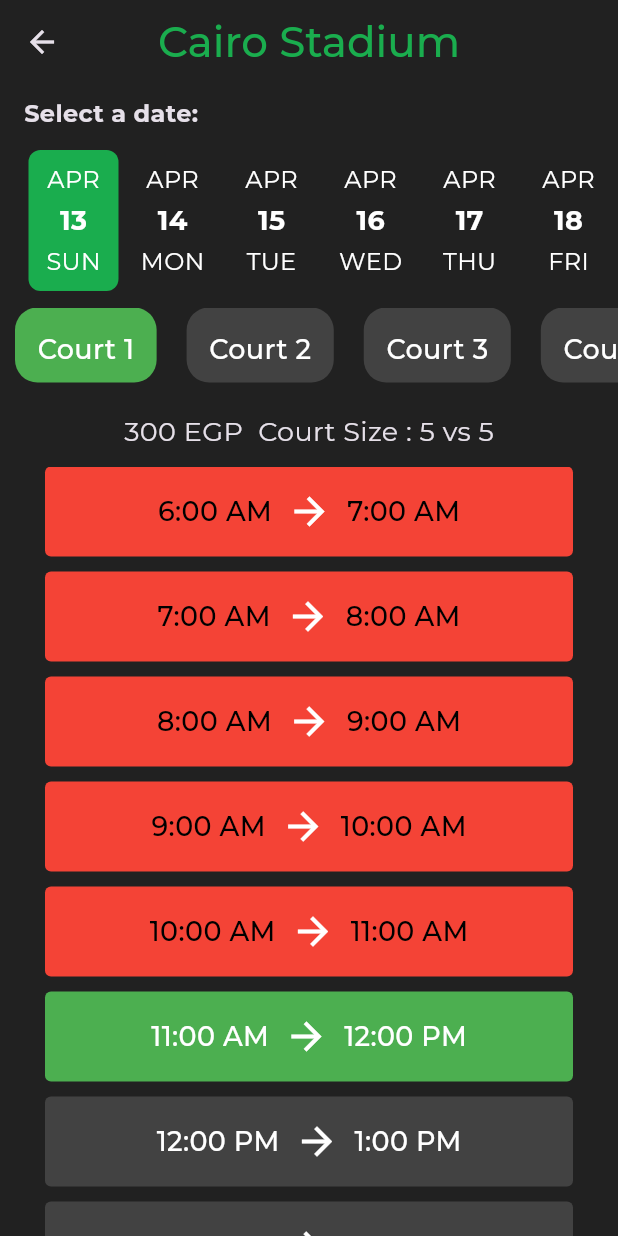
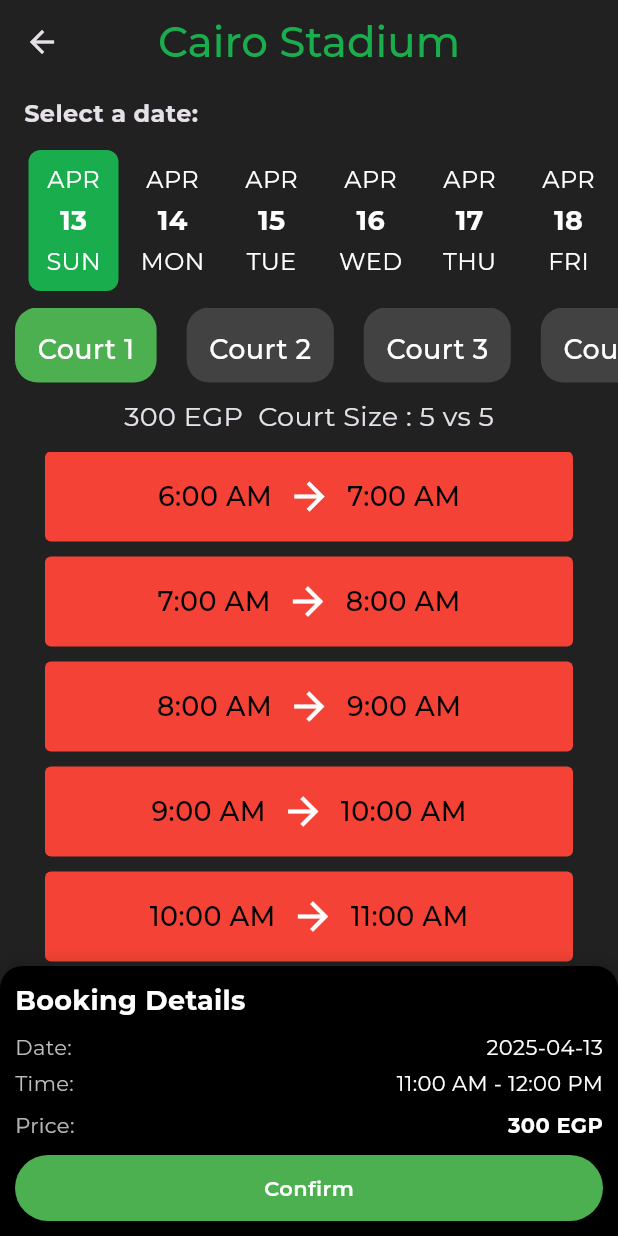
Before and after one commit to Yousef15abdelmenam/Graduation_Project, a Flutter app: the BookingViewBody screen opened directly, after a tap on an icon or button, on a phone screen of 412 x 824 dp. Run offline on Flutter 3.47's test engine with Material 3 defaults, Android fonts, the phone set to English and light mode, and no system bars; drawn by our look-alikes of date_picker_timeline; our stand-ins replace bloc, dartz, dio, equatable, flutter_bloc, font_awesome_flutter and 5 more; missing offline and left inert: font_awesome_icon_class; network calls fail.

Commit message:
adding bottom confirmation with some logic

```diff
--- a/lib/features/booking/presentation/manager/booking_cubit/booking_cubit.dart
+++ b/lib/features/booking/presentation/manager/booking_cubit/booking_cubit.dart
@@ -21,7 +21,12 @@ class BookingCubit extends Cubit<BookingState> {
     if (state is BookingSelection) {
       final current = state as BookingSelection;
       final timeSlots = generateTimeSlots(selectedDate);
-      emit(current.copyWith(date: selectedDate, timeSlots: timeSlots));
+     emit(current.copyWith(
+  date: selectedDate,
+  timeSlots: timeSlots,
+  selectedTimeIndices: [],
+));
+
     }
   }
 
@@ -29,7 +34,12 @@ class BookingCubit extends Cubit<BookingState> {
     if (state is BookingSelection) {
       final current = state as BookingSelection;
       final timeSlots = generateTimeSlots(current.date);
-      emit(current.copyWith(courtIndex: courtIndex, timeSlots: timeSlots));
+      emit(current.copyWith(
+  courtIndex: courtIndex,
+  timeSlots: timeSlots,
+  selectedTimeIndices: [],
+));
+
     }
   }
 
@@ -40,13 +50,17 @@ class BookingCubit extends Cubit<BookingState> {
     }
   }
 
-  void updateDate(DateTime date) {
-    if (state is BookingSelection) {
-      final current = state as BookingSelection;
-      final timeSlots = generateTimeSlots(date);
-      emit(current.copyWith(date: date, timeSlots: timeSlots));
-    }
+void updateDate(DateTime date) {
+  if (state is BookingSelection) {
+    final current = state as BookingSelection;
+    final timeSlots = generateTimeSlots(date);
+    emit(current.copyWith(
+      date: date,
+      timeSlots: timeSlots,
+      selectedTimeIndices: [],
+    ));
   }
+}
 
   void updateBooking(DateTime date, int courtIndex) {
     final timeSlots = generateTimeSlots(date);
--- a/lib/features/booking/presentation/views/widgets/booking_view_body.dart
+++ b/lib/features/booking/presentation/views/widgets/booking_view_body.dart
@@ -2,6 +2,7 @@ import 'package:flutter/material.dart';
 import 'package:flutter_bloc/flutter_bloc.dart';
 import 'package:graduation_project/constants.dart';
 import 'package:graduation_project/features/booking/presentation/manager/booking_cubit/booking_cubit.dart';
+import 'package:graduation_project/features/booking/presentation/views/widgets/bottom_booking_confirmation.dart';
 import 'package:graduation_project/features/facilities/presentation/views/widgets/date_picker.dart';
 
 class BookingViewBody extends StatefulWidget {
@@ -15,12 +16,7 @@ class _BookingViewBodyState extends State<BookingViewBody> {
   int? selectedCourtIndex = 0;
   List<int> selectedTimeIndices = [];
 
-  List<String> courts = [
-    "Court 1",
-    "Court 2",
-    "Court 3",
-    "Court 4"
-  ];
+  List<String> courts = ["Court 1", "Court 2", "Court 3", "Court 4"];
 
   @override
   void initState() {
@@ -48,14 +44,11 @@ class _BookingViewBodyState extends State<BookingViewBody> {
       body: BlocBuilder<BookingCubit, BookingState>(builder: (context, state) {
         DateTime selectedDate = DateTime.now();
         int selectedCourt = 0;
+        List<Map<String, String>> timeSlots = [];
 
         if (state is BookingSelection) {
           selectedDate = state.date;
           selectedCourt = state.courtIndex;
-        }
-
-        List<Map<String, String>> timeSlots = [];
-        if (state is BookingSelection) {
           timeSlots = state.timeSlots;
         }
 
@@ -72,8 +65,11 @@ class _BookingViewBodyState extends State<BookingViewBody> {
                     onTap: () {
                       setState(() {
                         selectedCourtIndex = index;
+                        selectedTimeIndices.clear(); // Reset selected times
                       });
-                      context.read<BookingCubit>().updateCourt(selectedCourtIndex ?? 0);
+                      context
+                          .read<BookingCubit>()
+                          .updateCourt(selectedCourtIndex ?? 0);
                     },
                     child: Container(
                       alignment: Alignment.center,
@@ -81,8 +77,8 @@ class _BookingViewBodyState extends State<BookingViewBody> {
                       padding: const EdgeInsets.all(15),
                       decoration: BoxDecoration(
                         color: selectedCourtIndex == index
-                            ? Colors.green // Keep original color for selected court
-                            : Colors.grey[800], // Keep original color for other courts
+                            ? Colors.green
+                            : Colors.grey[800],
                         borderRadius: BorderRadius.circular(15),
                       ),
                       child: Text(
@@ -98,7 +94,7 @@ class _BookingViewBodyState extends State<BookingViewBody> {
                 },
               ),
             ),
-            const SizedBox(height: 20),
+            const SizedBox(height: 10),
             const Row(
               mainAxisAlignment: MainAxisAlignment.center,
               children: [
@@ -119,8 +115,8 @@ class _BookingViewBodyState extends State<BookingViewBody> {
                       selectedDate.year == DateTime.now().year;
                   bool isPastTime = isToday &&
                       context.read<BookingCubit>().isPastTimeSlot(startTime);
-
-                  bool isBooked = context.read<BookingCubit>().isSlotBooked(selectedDate, selectedCourtIndex ?? 0, index);
+                  bool isBooked = context.read<BookingCubit>().isSlotBooked(
+                      selectedDate, selectedCourtIndex ?? 0, index);
 
                   return GestureDetector(
                     onTap: isPastTime || isBooked
@@ -131,12 +127,10 @@ class _BookingViewBodyState extends State<BookingViewBody> {
                                 selectedTimeIndices.remove(index);
                               } else {
                                 selectedTimeIndices.add(index);
-                                context.read<BookingCubit>().bookSlot(
-                                  selectedCourtIndex ?? 0,
-                                  selectedDate,
-                                  index,
-                                );
                               }
+                              context
+                                  .read<BookingCubit>()
+                                  .updateSelectedTimes(selectedTimeIndices);
                             });
                           },
                     child: Column(
@@ -149,7 +143,7 @@ class _BookingViewBodyState extends State<BookingViewBody> {
                             color: isPastTime
                                 ? Colors.red
                                 : selectedTimeIndices.contains(index)
-                                    ? Colors.green // Green for selected time slot
+                                    ? Colors.green
                                     : Colors.grey[800],
                             borderRadius: BorderRadius.circular(4),
                           ),
@@ -161,9 +155,8 @@ class _BookingViewBodyState extends State<BookingViewBody> {
                                 style: TextStyle(
                                   fontSize: 18,
                                   fontWeight: FontWeight.w500,
-                                  color: isPastTime
-                                      ? Colors.black
-                                      : Colors.white,
+                                  color:
+                                      isPastTime ? Colors.black : Colors.white,
                                 ),
                               ),
                               const SizedBox(width: 10),
@@ -175,21 +168,24 @@ class _BookingViewBodyState extends State<BookingViewBody> {
                                 style: TextStyle(
                                   fontSize: 18,
                                   fontWeight: FontWeight.w500,
-                                  color: isPastTime
-                                      ? Colors.black
-                                      : Colors.white,
+                                  color:
+                                      isPastTime ? Colors.black : Colors.white,
                                 ),
                               ),
                             ],
                           ),
                         ),
-                        const SizedBox(height: 10)
+                        const SizedBox(height: 10),
                       ],
                     ),
                   );
                 },
               ),
             ),
+
+            // 👇 Bottom confirmation container
+if (selectedTimeIndices.isNotEmpty)
+BottomBookingConfirmation(selectedDate: selectedDate, timeSlots: timeSlots, selectedTimeIndices: selectedTimeIndices)
           ],
         );
       }),
--- /dev/null
+++ b/lib/features/booking/presentation/views/widgets/bottom_booking_confirmation.dart
@@ -0,0 +1,127 @@
+import 'package:flutter/material.dart';
+
+class BottomBookingConfirmation extends StatelessWidget {
+  const BottomBookingConfirmation({
+    super.key,
+    required this.selectedDate,
+    required this.timeSlots,
+    required this.selectedTimeIndices,
+  });
+
+  final DateTime selectedDate;
+  final List<Map<String, String>> timeSlots;
+  final List<int> selectedTimeIndices;
+
+  @override
+  Widget build(BuildContext context) {
+    return Container(
+      width: double.infinity,
+      padding: const EdgeInsets.all(10),
+      decoration: BoxDecoration(
+        color: Colors.black,
+        borderRadius: const BorderRadius.only(
+          topLeft: Radius.circular(15),
+          topRight: Radius.circular(15),
+        ),
+        boxShadow: [
+          BoxShadow(
+            color: Colors.black12,
+            blurRadius: 8,
+            spreadRadius: 2,
+            offset: Offset(0, -2),
+          ),
+        ],
+      ),
+      child: SingleChildScrollView( // Added scroll for dynamic content
+        child: Column(
+          crossAxisAlignment: CrossAxisAlignment.start,
+          children: [
+            // Title
+            const Text(
+              'Booking Details',
+              style: TextStyle(
+                fontSize: 18,
+                fontWeight: FontWeight.bold,
+                color: Colors.white,
+              ),
+            ),
+            const SizedBox(height: 8),
+
+            // Date and time details (condensed)
+            Row(
+              mainAxisAlignment: MainAxisAlignment.spaceBetween,
+              children: [
+                Text(
+                  'Date:',
+                  style: TextStyle(color: Colors.grey[400]),
+                ),
+                Text(
+                  '${selectedDate.toLocal().toString().split(' ')[0]}',
+                  style: const TextStyle(color: Colors.white),
+                ),
+              ],
+            ),
+            const SizedBox(height: 4),
+            Row(
+              mainAxisAlignment: MainAxisAlignment.spaceBetween,
+              children: [
+                Text(
+                  'Time:',
+                  style: TextStyle(color: Colors.grey[400]),
+                ),
+                Text(
+                  '${timeSlots[selectedTimeIndices.first]['start']} - ${timeSlots[selectedTimeIndices.last]['end']}',
+                  style: const TextStyle(color: Colors.white),
+                ),
+              ],
+            ),
+            const SizedBox(height: 8),
+
+            // Price info and button in a condensed form
+            Row(
+              mainAxisAlignment: MainAxisAlignment.spaceBetween,
+              children: const [
+                Text(
+                  'Price:',
+                  style: TextStyle(
+                    fontSize: 14,
+                    color: Colors.white70,
+                  ),
+                ),
+                Text(
+                  '300 EGP',
+                  style: TextStyle(
+                    fontSize: 14,
+                    color: Colors.white,
+                    fontWeight: FontWeight.bold,
+                  ),
+                ),
+              ],
+            ),
+            const SizedBox(height: 10),
+
+            // Condensed confirmation button
+            Container(
+              width: double.infinity,
+              padding: const EdgeInsets.symmetric(vertical: 12),
+              decoration: BoxDecoration(
+                color: Colors.green,
+                borderRadius: BorderRadius.circular(30),
+              ),
+              child: const Center(
+                child: Text(
+                  'Confirm',
+                  style: TextStyle(
+                    color: Colors.white,
+                    fontSize: 14,
+                    fontWeight: FontWeight.w600,
+                  ),
+                ),
+              ),
+            ),
+          ],
+        ),
+      ),
+    );
+  }
+}
```
